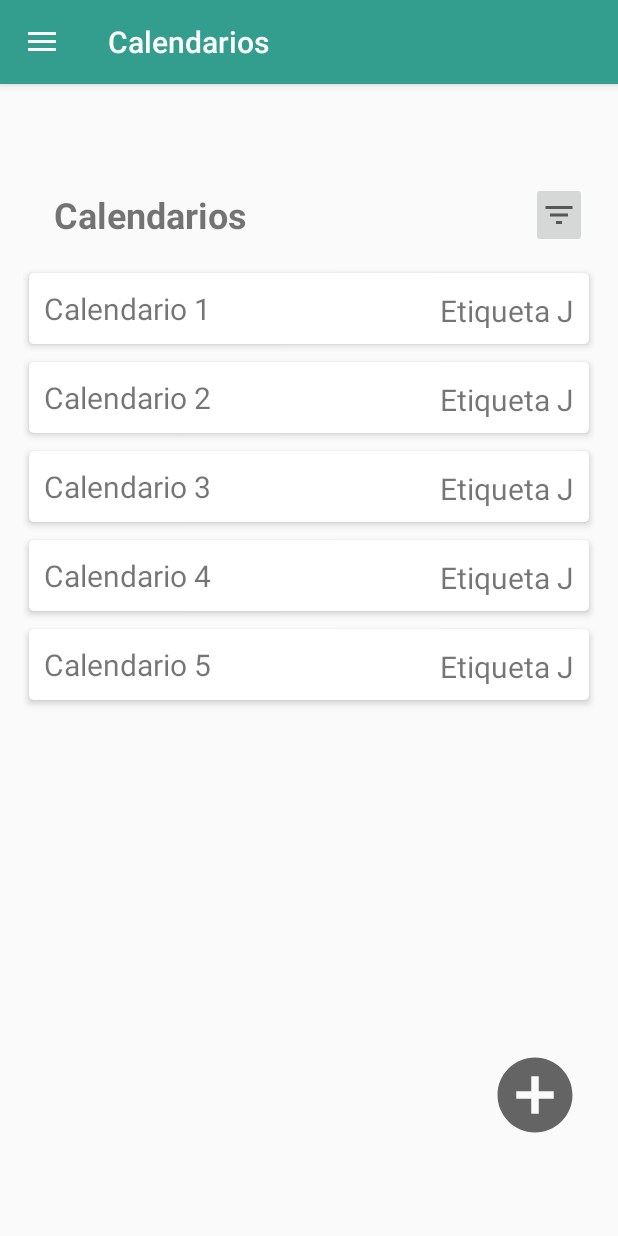
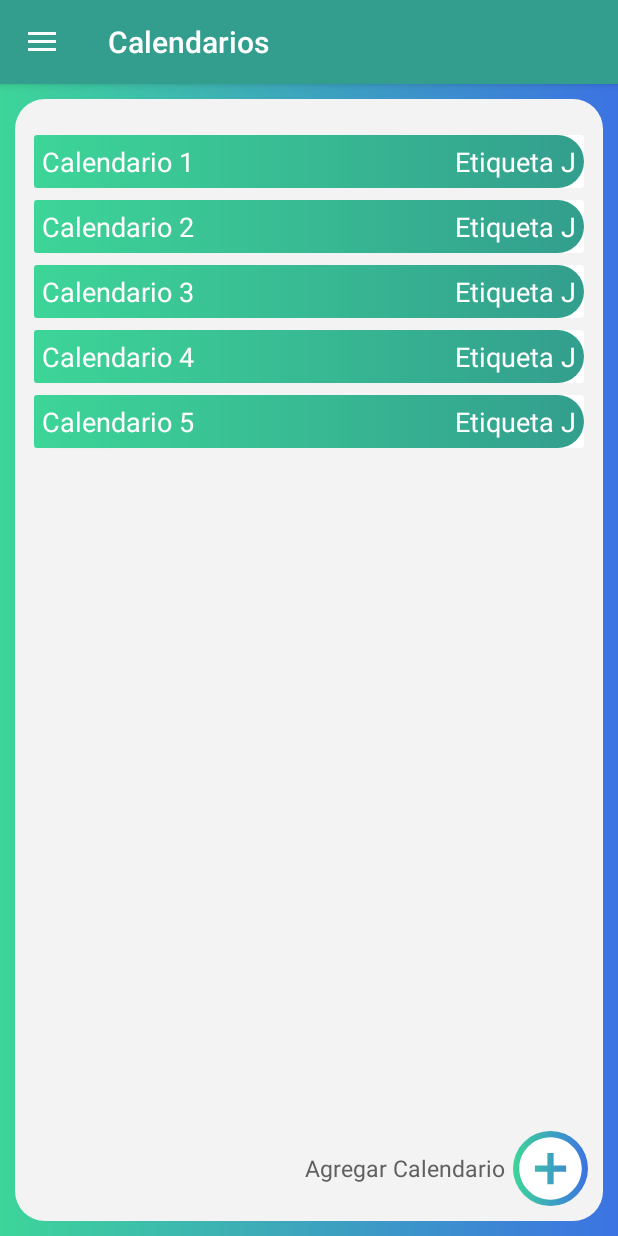
Before and after one commit to compumovil2020/Schedulock, an Android app: the screen it shows after launch once a user with an empty profile is signed in (ActividadPrincipal), after a tap on "Calendarios", on a phone screen of 412 x 824 dp. Run offline under Robolectric (Android 15) with nearby library versions, the phone set to English and light mode, and no system bars; our stand-ins replace Firebase (no records; nobody signed in at launch, a user with empty details on screens opened directly), navigation-ui; 1 statement that could not run was skipped.

Commit message:
Agregados visuales

```diff
--- a/Schedulock/app/src/main/res/drawable/forma_rectangulo_bordes_redondeados.xml
+++ b/Schedulock/app/src/main/res/drawable/forma_rectangulo_bordes_redondeados.xml
@@ -1,5 +1,5 @@
 <?xml version="1.0" encoding="utf-8"?>
 <shape xmlns:android="http://schemas.android.com/apk/res/android">
-    <solid android:color="#E7E7E7"></solid>
+    <solid android:color="#F3F3F3"></solid>
     <corners android:radius="20dp"></corners>
 </shape>
--- a/Schedulock/app/src/main/res/layout/fragmento_ver_calendarios.xml
+++ b/Schedulock/app/src/main/res/layout/fragmento_ver_calendarios.xml
@@ -1,77 +1,50 @@
 <?xml version="1.0" encoding="utf-8"?>
-<androidx.constraintlayout.widget.ConstraintLayout xmlns:android="http://schemas.android.com/apk/res/android"
+<LinearLayout xmlns:android="http://schemas.android.com/apk/res/android"
     xmlns:app="http://schemas.android.com/apk/res-auto"
     xmlns:tools="http://schemas.android.com/tools"
     android:layout_width="match_parent"
     android:layout_height="match_parent"
+    android:background="@drawable/fondo_login"
+    android:padding="10dp"
     tools:context=".Controladores_de_Eventos.FragmentoVerCalendarios">
 
-    <androidx.constraintlayout.widget.ConstraintLayout
+    <LinearLayout
         android:layout_width="match_parent"
-        android:layout_height="0dp"
-        android:padding="15dp"
-        app:layout_constraintBottom_toBottomOf="parent"
-        app:layout_constraintEnd_toEndOf="parent"
-        app:layout_constraintHeight_percent="0.9"
-        app:layout_constraintHorizontal_bias="0.0"
-        app:layout_constraintStart_toStartOf="parent"
-        app:layout_constraintTop_toTopOf="parent">
-
-        <androidx.constraintlayout.widget.ConstraintLayout
-            android:id="@+id/constraintLayout"
-            android:layout_width="match_parent"
-            android:layout_height="0dp"
-            android:padding="5dp"
-            app:layout_constraintBottom_toTopOf="@+id/list_calendarios"
-            app:layout_constraintEnd_toEndOf="parent"
-            app:layout_constraintHeight_percent="0.1"
-            app:layout_constraintHorizontal_bias="0.0"
-            app:layout_constraintStart_toStartOf="parent">
-
-            <TextView
-                android:id="@+id/textView"
-                android:layout_width="0dp"
-                android:layout_height="wrap_content"
-                android:paddingLeft="15dp"
-                android:text="Calendarios"
-                android:textSize="24dp"
-                android:textStyle="bold"
-                app:layout_constraintBottom_toBottomOf="parent"
-                app:layout_constraintStart_toStartOf="parent"
-                app:layout_constraintTop_toTopOf="parent"
-                app:layout_constraintWidth_percent="0.9" />
-
-            <ImageButton
-                android:id="@+id/imageButton"
-                android:layout_width="0dp"
-                android:layout_height="wrap_content"
-                app:layout_constraintBottom_toBottomOf="parent"
-                app:layout_constraintEnd_toEndOf="parent"
-                app:layout_constraintStart_toEndOf="@+id/textView"
-                app:layout_constraintTop_toTopOf="parent"
-                app:layout_constraintWidth_percent="0.1"
-                android:src="@drawable/icono_ordenar_resultados" />
-
-        </androidx.constraintlayout.widget.ConstraintLayout>
+        android:layout_height="match_parent"
+        android:orientation="vertical"
+        android:padding="10dp"
+        android:background="@drawable/forma_rectangulo_bordes_redondeados">
 
         <androidx.recyclerview.widget.RecyclerView
             android:id="@+id/list_calendarios"
+            android:layout_marginTop="10dp"
+            android:layout_weight="0.8"
             android:layout_width="match_parent"
-            android:layout_height="0dp"
-            app:layout_constraintBottom_toBottomOf="parent"
-            app:layout_constraintEnd_toEndOf="parent"
-            app:layout_constraintHeight_percent="0.9"
-            app:layout_constraintStart_toStartOf="parent" />
+            android:layout_height="wrap_content"/>
 
-        <ImageView
-            android:id="@+id/btn_add_calendar"
-            android:layout_width="60dp"
-            android:layout_height="60dp"
-            android:layout_marginBottom="10dp"
-            android:background="@drawable/icono_mas_relleno"
-            app:layout_constraintBottom_toBottomOf="parent"
-            app:layout_constraintEnd_toEndOf="parent"
-            android:layout_marginRight="10dp" />
-    </androidx.constraintlayout.widget.ConstraintLayout>
+        <LinearLayout
+            android:layout_width="match_parent"
+            android:layout_height="wrap_content"
+            android:gravity="end">
 
-</androidx.constraintlayout.widget.ConstraintLayout>
+            <TextView
+                android:layout_width="wrap_content"
+                android:layout_height="match_parent"
+                android:text="Agregar Calendario"
+                android:textSize="15dp"
+                android:textColor="@color/color_texto_gris_claro"
+                android:gravity="center_vertical"/>
+
+            <ImageView
+                android:id="@+id/btn_add_calendar"
+                android:layout_width="50dp"
+                android:layout_height="50dp"
+                android:layout_marginLeft="5dp"
+                android:background="@drawable/fondo_boton_schedulock"
+                android:src="@drawable/icono_mas_relleno"
+                app:tint="@color/color_blanco"/>
+        </LinearLayout>
+
+    </LinearLayout>
+
+</LinearLayout>
--- a/Schedulock/app/src/main/res/layout/item_calendario.xml
+++ b/Schedulock/app/src/main/res/layout/item_calendario.xml
@@ -4,21 +4,22 @@
     android:layout_width="match_parent"
     android:layout_height="wrap_content"
     xmlns:app="http://schemas.android.com/apk/res-auto"
-    app:cardCornerRadius="3dp"
-    app:cardElevation="3dp"
+    app:cardElevation="1dp"
     app:cardUseCompatPadding="true">
 
     <androidx.constraintlayout.widget.ConstraintLayout
         android:layout_width="match_parent"
         android:layout_height="wrap_content"
-        android:padding = "10dp">
+        android:background="@drawable/fondo_barra_lateral_inferior"
+        android:padding = "5dp">
 
         <TextView
             android:id="@+id/tv_nom_calendario"
             android:layout_width="wrap_content"
             android:layout_height="match_parent"
             android:text="Calendario X"
-            android:textSize="20sp"
+            android:textSize="18sp"
+            android:textColor="@color/color_blanco"
             app:layout_constraintBottom_toBottomOf="parent"
             app:layout_constraintStart_toStartOf="parent"
             app:layout_constraintTop_toTopOf="parent" />
@@ -26,10 +27,11 @@
         <TextView
             android:id="@+id/tv_etiqueta"
             android:layout_width="wrap_content"
-            android:layout_height="25dp"
+            android:layout_height="match_parent"
             android:text="Etiqueta J"
             android:gravity="center"
-            android:textSize="20sp"
+            android:textSize="18sp"
+            android:textColor="@color/color_blanco"
             app:layout_constraintBottom_toBottomOf="parent"
             app:layout_constraintEnd_toEndOf="parent"
             app:layout_constraintTop_toTopOf="parent" />
```
Also changed, not shown: Schedulock/app/src/main/res/layout/fragmento_ver_calendario.xml (+48 -66 lines).
